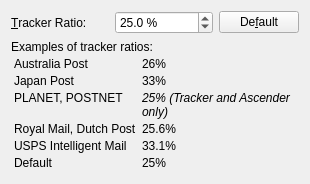
Qt form frontend_qt/grpDAFT.ui (zint/zint) before a commit.
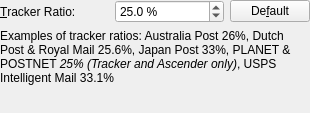
The same form after that commit.

Patch:
```diff
--- a/frontend_qt/grpDAFT.ui
+++ b/frontend_qt/grpDAFT.ui
@@ -19,9 +19,24 @@
   <property name="windowTitle">
    <string>Form</string>
   </property>
-  <layout class="QVBoxLayout" name="verticalLayout">
+  <layout class="QVBoxLayout" name="vLayoutDAFT">
+   <property name="contentMargins">
+    <number>0</number>
+   </property>
+   <property name="leftMargin">
+    <number>0</number>
+   </property>
+   <property name="topMargin">
+    <number>0</number>
+   </property>
+   <property name="rightMargin">
+    <number>0</number>
+   </property>
+   <property name="bottomMargin">
+    <number>0</number>
+   </property>
    <item>
-    <layout class="QHBoxLayout" name="horizontalLayout">
+    <layout class="QHBoxLayout" name="hLayoutDAFT">
      <item>
       <widget class="QLabel" name="lblDAFTTrackerRatio">
        <property name="text">
@@ -85,7 +100,7 @@
     </layout>
    </item>
    <item>
-    <widget class="QLabel" name="noteTrackerRatios">
+    <widget class="QLabel" name="noteDAFTTrackerRatios">
      <property name="sizePolicy">
       <sizepolicy hsizetype="Preferred" vsizetype="Fixed">
        <horstretch>0</horstretch>
@@ -93,14 +108,13 @@
       </sizepolicy>
      </property>
      <property name="text">
-      <string>Examples of tracker ratios:&lt;table cellspacing=&quot;3&quot;&gt;
-&lt;tr&gt;&lt;td&gt;Australia Post&amp;nbsp;&lt;/td&gt;&lt;td&gt;26%&lt;/td&gt;&lt;/tr&gt;
-&lt;tr&gt;&lt;td&gt;Japan Post&amp;nbsp;&lt;/td&gt;&lt;td&gt;33%&lt;/td&gt;&lt;/tr&gt;
-&lt;tr&gt;&lt;td&gt;PLANET, POSTNET&amp;nbsp;&lt;/td&gt;&lt;td&gt;&lt;i&gt;25% (Tracker and Ascender only)&lt;/i&gt;&lt;/td&gt;&lt;/tr&gt;
-&lt;tr&gt;&lt;td&gt;Royal Mail, Dutch Post&amp;nbsp;&lt;/td&gt;&lt;td&gt;25.6%&lt;/td&gt;&lt;/tr&gt;
-&lt;tr&gt;&lt;td&gt;USPS Intelligent Mail&amp;nbsp;&lt;/td&gt;&lt;td&gt;33.1%&lt;/td&gt;&lt;/tr&gt;
-&lt;tr&gt;&lt;td&gt;Default&amp;nbsp;&lt;/td&gt;&lt;td&gt;25%&lt;/td&gt;&lt;/tr&gt;
-&lt;/table&gt;</string>
+      <string>Examples of tracker ratios:
+Australia Post 26%,
+Dutch Post &amp; Royal Mail 25.6%,
+Japan Post 33%,
+PLANET &amp; POSTNET &lt;i&gt;25% (Tracker and Ascender only)&lt;/i&gt;,
+USPS Intelligent Mail 33.1%
+</string>
      </property>
      <property name="textFormat">
       <enum>Qt::RichText</enum>
@@ -113,19 +127,6 @@
      </property>
     </widget>
    </item>
-   <item>
-    <spacer name="verticalSpacer">
-     <property name="orientation">
-      <enum>Qt::Vertical</enum>
-     </property>
-     <property name="sizeHint" stdset="0">
-      <size>
-       <width>20</width>
-       <height>30</height>
-      </size>
-     </property>
-    </spacer>
-   </item>
   </layout>
  </widget>
  <resources/>
```
